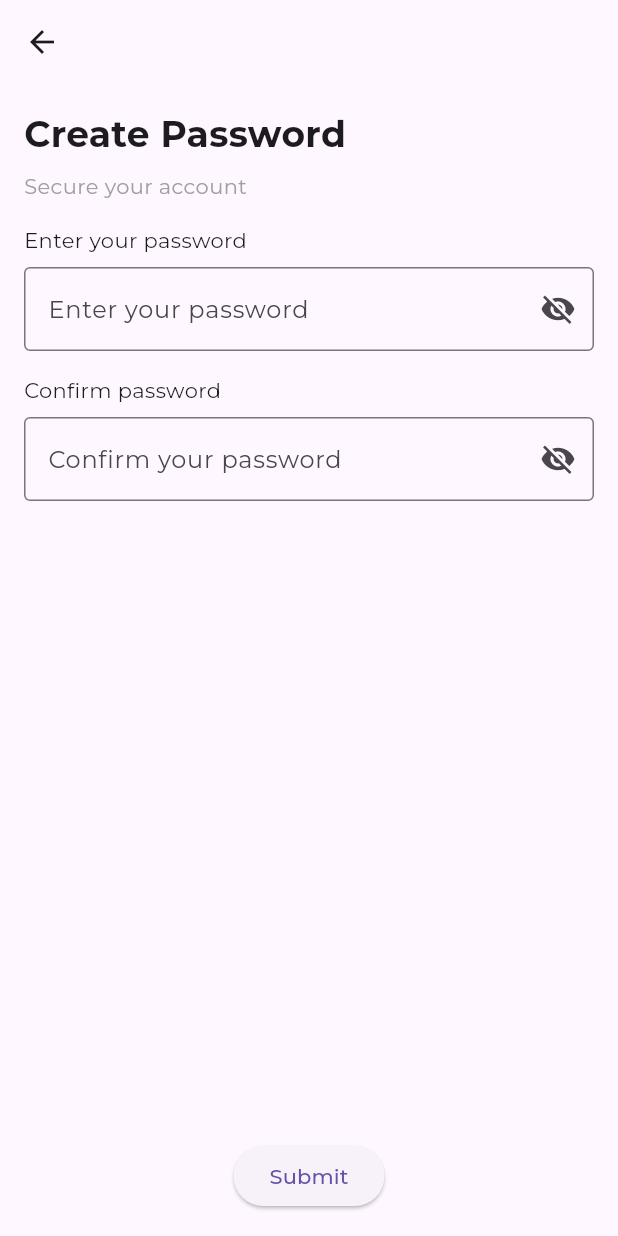
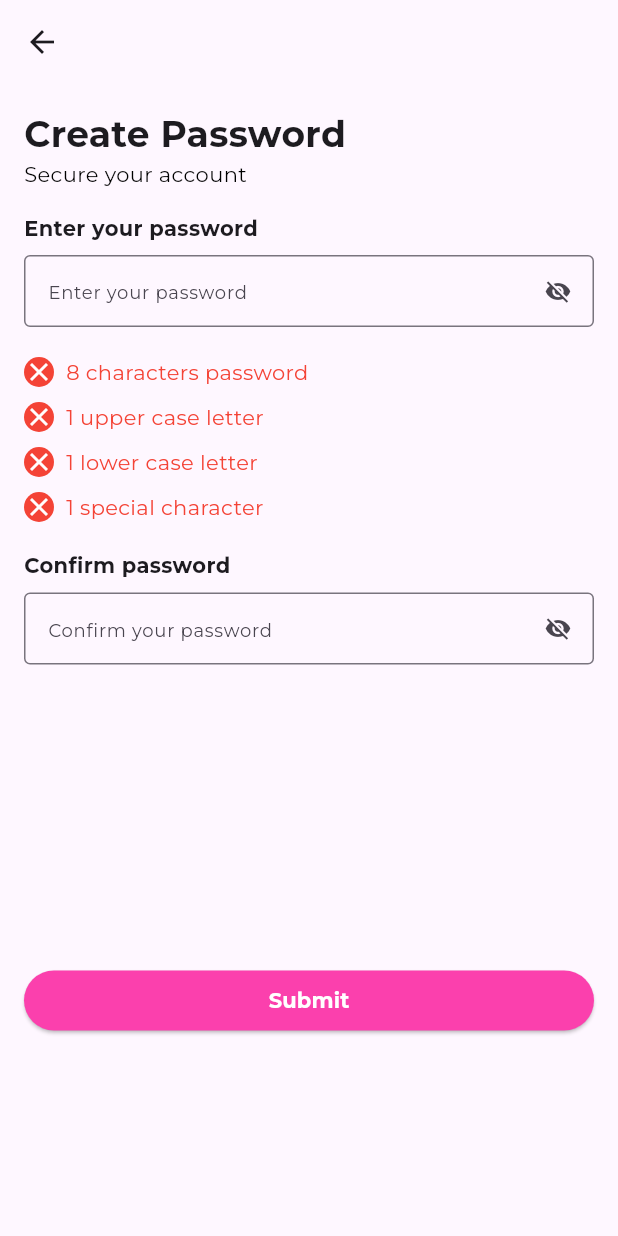
Before and after one commit to Obleanx/89Orbit, a Flutter app: the PasswordCreationScreen screen opened directly, on a phone screen of 412 x 824 dp. Run offline on Flutter 3.47's test engine with Material 3 defaults, Android fonts, the phone set to English and light mode, and no system bars; our stand-ins replace google_fonts, intl_phone_field, smooth_page_indicator, timeline_tile.

Commit message:
my first commit

```diff
--- a/lib/COMPONENTS/reuseablewidgets2.dart
+++ b/lib/COMPONENTS/reuseablewidgets2.dart
@@ -1,4 +1,5 @@
 import 'package:flutter/material.dart';
+import '../CONSTANTS/constants.dart';
 
 class PasswordCreationScreen extends StatefulWidget {
   final String title;
@@ -23,30 +24,37 @@ class PasswordCreationScreen extends StatefulWidget {
 }
 
 class _PasswordCreationScreenState extends State<PasswordCreationScreen> {
+  final TextEditingController _confirmPasswordController =
+      TextEditingController();
   bool _isPasswordVisible = false;
   bool _isConfirmPasswordVisible = false;
   String _password = '';
   String _confirmPassword = '';
 
-  bool _isPasswordValid() {
-    // Password must be at least 8 characters long, have at least 1 uppercase, 1 lowercase, and 1 special character
-    if (_password.length >= 8 &&
-        _password.contains(RegExp(r'[A-Z]')) &&
-        _password.contains(RegExp(r'[a-z]')) &&
-        _password.contains(RegExp(r'[!@#$%^&*(),.?":{}|<>]'))) {
-      return true;
+  bool _passwordsMatch() {
+    return _password == _confirmPassword;
   }
-    return false;
-  }
+
+  bool _hasEightCharacters(String password) => password.length >= 8;
+  bool _hasUpperCase(String password) => password.contains(RegExp(r'[A-Z]'));
+  bool _hasLowerCase(String password) => password.contains(RegExp(r'[a-z]'));
+  bool _hasSpecialCharacter(String password) =>
+      password.contains(RegExp(r'[!@#$%^&*(),.?":{}|<>]'));
 
   @override
   Widget build(BuildContext context) {
     return Scaffold(
+      resizeToAvoidBottomInset:
+          true, // Ensures the body resizes when keyboard appears
+
       appBar: AppBar(
-        elevation: 0, // No elevation
-        backgroundColor: Colors.transparent, // Transparent app bar
+        elevation: 0,
+        backgroundColor: Colors.transparent,
       ),
-      body: Padding(
+      body: SingleChildScrollView(
+        scrollDirection: Axis
+            .vertical, //enables the screen to scroll up and prevent crashing from the top
+        child: Padding(
           padding: const EdgeInsets.all(16.0),
           child: Column(
             crossAxisAlignment: CrossAxisAlignment.start,
@@ -58,12 +66,11 @@ class _PasswordCreationScreenState extends State<PasswordCreationScreen> {
                   fontSize: 24,
                 ),
               ),
-            const SizedBox(height: 8),
               Text(
                 widget.subtitle,
                 style: const TextStyle(
                   fontSize: 14,
-                color: Colors.grey,
+                  color: Colors.black,
                 ),
               ),
               const SizedBox(height: 16),
@@ -71,6 +78,7 @@ class _PasswordCreationScreenState extends State<PasswordCreationScreen> {
                 'Enter your password',
                 style: TextStyle(
                   fontSize: 14,
+                  fontWeight: FontWeight.bold,
                 ),
               ),
               const SizedBox(height: 8),
@@ -84,10 +92,17 @@ class _PasswordCreationScreenState extends State<PasswordCreationScreen> {
                       });
                     },
                     decoration: InputDecoration(
+                      contentPadding: const EdgeInsets.symmetric(
+                          vertical: 10.0, horizontal: 12.0),
+                      isDense:
+                          true, // Reduces the vertical padding and height of the TextField
+                      // Adjust vertical padding
+
                       border: const OutlineInputBorder(
                         borderSide: BorderSide(color: Colors.grey),
                       ),
                       hintText: widget.passwordHint,
+                      hintStyle: const TextStyle(fontSize: 12),
                       suffixIcon: IconButton(
                         icon: Icon(
                           _isPasswordVisible
@@ -102,39 +117,46 @@ class _PasswordCreationScreenState extends State<PasswordCreationScreen> {
                       ),
                     ),
                   ),
-                Positioned(
-                  top: 0,
-                  right: 0,
-                  bottom: 0,
-                  child: Row(
-                    mainAxisAlignment: MainAxisAlignment.end,
-                    children: [
-                      _password.isNotEmpty
-                          ? Icon(
-                              _isPasswordValid()
-                                  ? Icons.check_circle
-                                  : Icons.radio_button_unchecked,
-                              color: _isPasswordValid()
-                                  ? Colors.green
-                                  : Colors.grey,
-                            )
-                          : const SizedBox(),
                 ],
               ),
+              const SizedBox(height: 20),
+
+              // Validation indicators with text
+              Column(
+                mainAxisAlignment: MainAxisAlignment.spaceBetween,
+                children: [
+                  _buildValidationIndicator(
+                    isValid: _hasEightCharacters(_password),
+                    text: '8 characters password',
+                  ),
+                  const SizedBox(height: 10),
+                  _buildValidationIndicator(
+                    isValid: _hasUpperCase(_password),
+                    text: '1 upper case letter',
+                  ),
+                  const SizedBox(height: 10),
+                  _buildValidationIndicator(
+                    isValid: _hasLowerCase(_password),
+                    text: '1 lower case letter',
+                  ),
+                  const SizedBox(height: 10),
+                  _buildValidationIndicator(
+                    isValid: _hasSpecialCharacter(_password),
+                    text: '1 special character',
                   ),
                 ],
               ),
-            const SizedBox(height: 16),
+
+              const SizedBox(height: 19),
               const Text(
                 'Confirm password',
-              style: TextStyle(
-                fontSize: 14,
-              ),
+                style: TextStyle(fontSize: 14, fontWeight: FontWeight.bold),
               ),
               const SizedBox(height: 8),
               Stack(
                 children: [
                   TextField(
+                    controller: _confirmPasswordController,
                     obscureText: !_isConfirmPasswordVisible,
                     onChanged: (value) {
                       setState(() {
@@ -142,10 +164,16 @@ class _PasswordCreationScreenState extends State<PasswordCreationScreen> {
                       });
                     },
                     decoration: InputDecoration(
+                      contentPadding: const EdgeInsets.symmetric(
+                          vertical: 10.0, horizontal: 12.0),
+                      isDense: true,
                       border: const OutlineInputBorder(
                         borderSide: BorderSide(color: Colors.grey),
                       ),
                       hintText: widget.confirmPasswordHint,
+                      hintStyle: const TextStyle(fontSize: 12),
+                      errorText:
+                          !_passwordsMatch() ? 'Passwords do not match' : null,
                       suffixIcon: IconButton(
                         icon: Icon(
                           _isConfirmPasswordVisible
@@ -161,38 +189,65 @@ class _PasswordCreationScreenState extends State<PasswordCreationScreen> {
                       ),
                     ),
                   ),
-                Positioned(
-                  top: 0,
-                  right: 0,
-                  bottom: 0,
-                  child: Row(
-                    mainAxisAlignment: MainAxisAlignment.end,
-                    children: [
-                      _confirmPassword.isNotEmpty
-                          ? Icon(
-                              _password == _confirmPassword
-                                  ? Icons.check_circle
-                                  : Icons.radio_button_unchecked,
-                              color: _password == _confirmPassword
-                                  ? Colors.green
-                                  : Colors.grey,
-                            )
-                          : const SizedBox(),
                 ],
               ),
-                ),
-              ],
-            ),
-            const Spacer(),
-            Center(
+
+              const SizedBox(height: 200),
+
+              Align(
+                alignment: Alignment.bottomCenter,
                 child: ElevatedButton(
                   onPressed: widget.onSubmitPressed,
-                child: Text(widget.submitButtonText),
+                  style: ElevatedButton.styleFrom(
+                    minimumSize: const Size.fromHeight(40),
+                    backgroundColor:
+                        TextsInsideButtonColor, // Customize button color as needed
+                  ),
+                  child: Text(
+                    widget.submitButtonText,
+                    style: const TextStyle(
+                      color: Colors.white,
+                      fontWeight: FontWeight.bold,
+                    ),
+                  ),
                 ),
               ),
             ],
           ),
         ),
+      ),
+    );
+  }
+
+  Widget _buildValidationIndicator(
+      {required bool isValid, required String text}) {
+    return Row(
+      children: [
+        Container(
+          width: 20,
+          height: 20,
+          decoration: BoxDecoration(
+            shape: BoxShape.circle,
+            color: isValid ? Colors.green : Colors.red,
+          ),
+          child: Center(
+            child: Icon(
+              isValid ? Icons.check : Icons.close,
+              color: Colors.white,
+              size: 20,
+            ),
+          ),
+        ),
+        const SizedBox(width: 8),
+        Text(
+          text,
+          textAlign: TextAlign.center,
+          style: TextStyle(
+            fontSize: 14,
+            color: isValid ? Colors.green : Colors.red,
+          ),
+        ),
+      ],
     );
   }
 }
```
Lines whose indentation alone changed are shown as unchanged.
